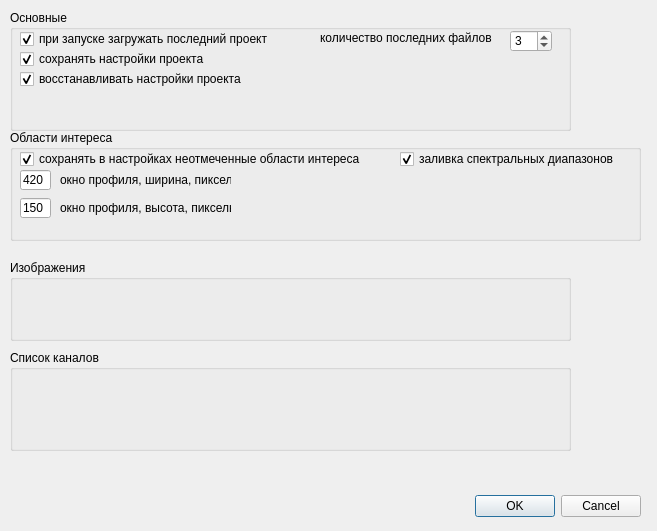
Old version of the form frontend/settingsdialog.ui in the repository Lodinn/Gelion.
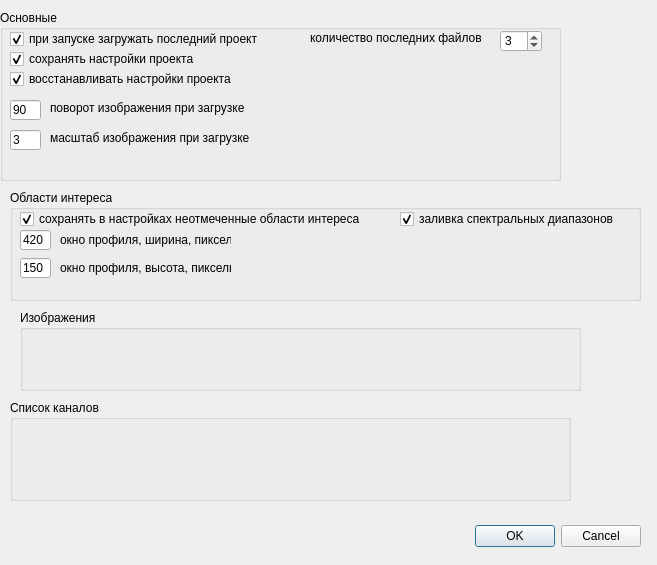
New version of the form.

```diff
--- a/frontend/settingsdialog.ui
+++ b/frontend/settingsdialog.ui
@@ -7,7 +7,7 @@
     <x>0</x>
     <y>0</y>
     <width>657</width>
-    <height>531</height>
+    <height>565</height>
    </rect>
   </property>
   <property name="windowTitle">
@@ -17,7 +17,7 @@
    <property name="geometry">
     <rect>
      <x>10</x>
-     <y>490</y>
+     <y>520</y>
      <width>631</width>
      <height>32</height>
     </rect>
@@ -32,10 +32,10 @@
   <widget class="QGroupBox" name="groupBox_GLOBAL_settings">
    <property name="geometry">
     <rect>
-     <x>10</x>
+     <x>0</x>
      <y>10</y>
      <width>561</width>
-     <height>121</height>
+     <height>171</height>
     </rect>
    </property>
    <property name="title">
@@ -121,12 +121,64 @@
      <string>количество последних файлов</string>
     </property>
    </widget>
+   <widget class="QLineEdit" name="lineEdit_global_angle">
+    <property name="geometry">
+     <rect>
+      <x>10</x>
+      <y>90</y>
+      <width>31</width>
+      <height>20</height>
+     </rect>
+    </property>
+    <property name="text">
+     <string>90</string>
+    </property>
+   </widget>
+   <widget class="QLineEdit" name="lineEdit_global_scale">
+    <property name="geometry">
+     <rect>
+      <x>10</x>
+      <y>120</y>
+      <width>31</width>
+      <height>20</height>
+     </rect>
+    </property>
+    <property name="text">
+     <string>3</string>
+    </property>
+   </widget>
+   <widget class="QLabel" name="label_global_angle">
+    <property name="geometry">
+     <rect>
+      <x>50</x>
+      <y>90</y>
+      <width>231</width>
+      <height>16</height>
+     </rect>
+    </property>
+    <property name="text">
+     <string>поворот изображения при загрузке</string>
+    </property>
+   </widget>
+   <widget class="QLabel" name="label_2">
+    <property name="geometry">
+     <rect>
+      <x>50</x>
+      <y>120</y>
+      <width>231</width>
+      <height>16</height>
+     </rect>
+    </property>
+    <property name="text">
+     <string>масштаб изображения при загрузке</string>
+    </property>
+   </widget>
   </widget>
   <widget class="QGroupBox" name="groupBox_ROI_settings">
    <property name="geometry">
     <rect>
      <x>10</x>
-     <y>130</y>
+     <y>190</y>
      <width>631</width>
      <height>111</height>
     </rect>
@@ -222,8 +274,8 @@
   <widget class="QGroupBox" name="groupBox_images_settings">
    <property name="geometry">
     <rect>
-     <x>10</x>
-     <y>260</y>
+     <x>20</x>
+     <y>310</y>
      <width>561</width>
      <height>81</height>
     </rect>
@@ -236,7 +288,7 @@
    <property name="geometry">
     <rect>
      <x>10</x>
-     <y>350</y>
+     <y>400</y>
      <width>561</width>
      <height>101</height>
     </rect>
```
